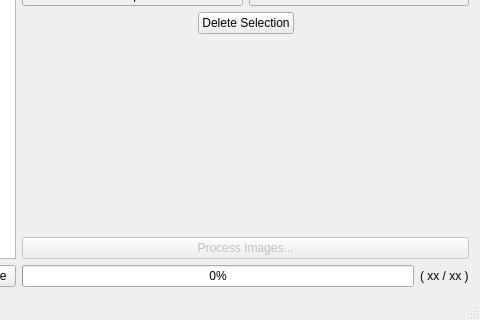
Old version of the form BookScannerPageFixer/PageFixer/MainWindow.ui in the repository mwales/android; both pictures show x 443 to 923 and y 268 to 588 of the 923 by 588 pixel window.
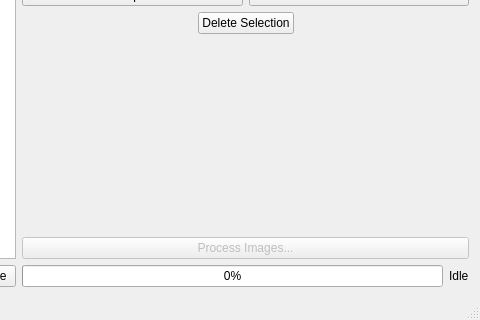
New version of the form. Icons and pictures are not drawn. Custom widgets are drawn as their Qt base class.

The edit to the form file:
```diff
--- a/BookScannerPageFixer/PageFixer/MainWindow.ui
+++ b/BookScannerPageFixer/PageFixer/MainWindow.ui
@@ -211,7 +211,7 @@
             <item>
              <widget class="QLabel" name="theImagesProcessedLabel">
               <property name="text">
-               <string>( xx / xx )</string>
+               <string>Idle</string>
               </property>
              </widget>
             </item>
```
